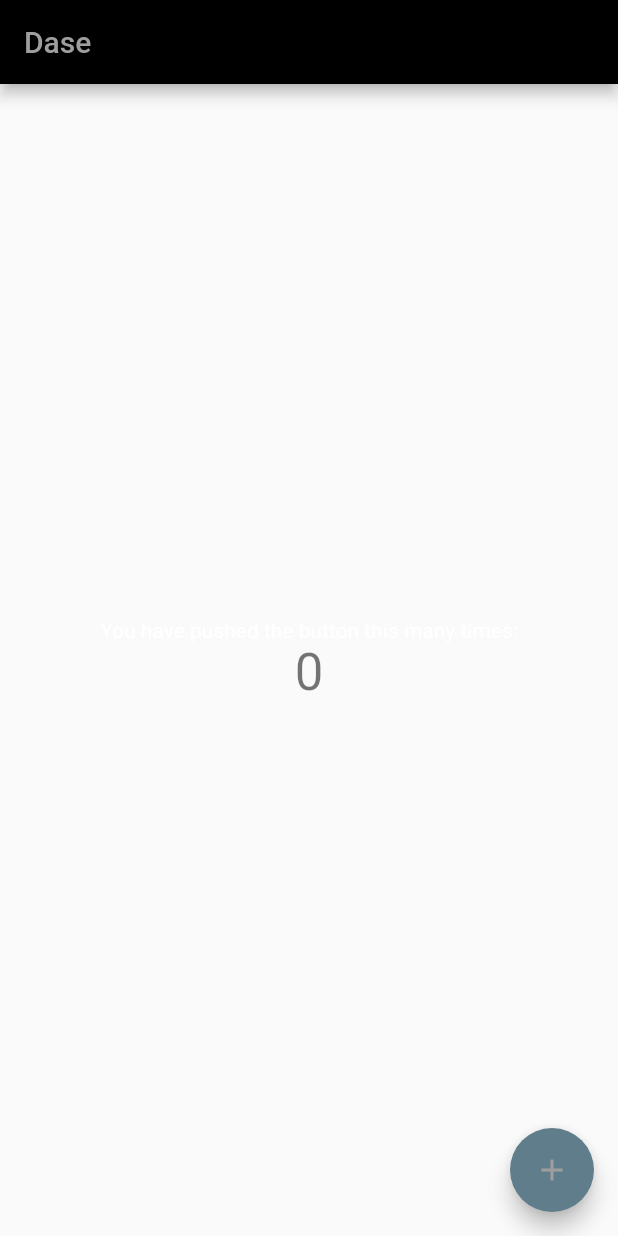
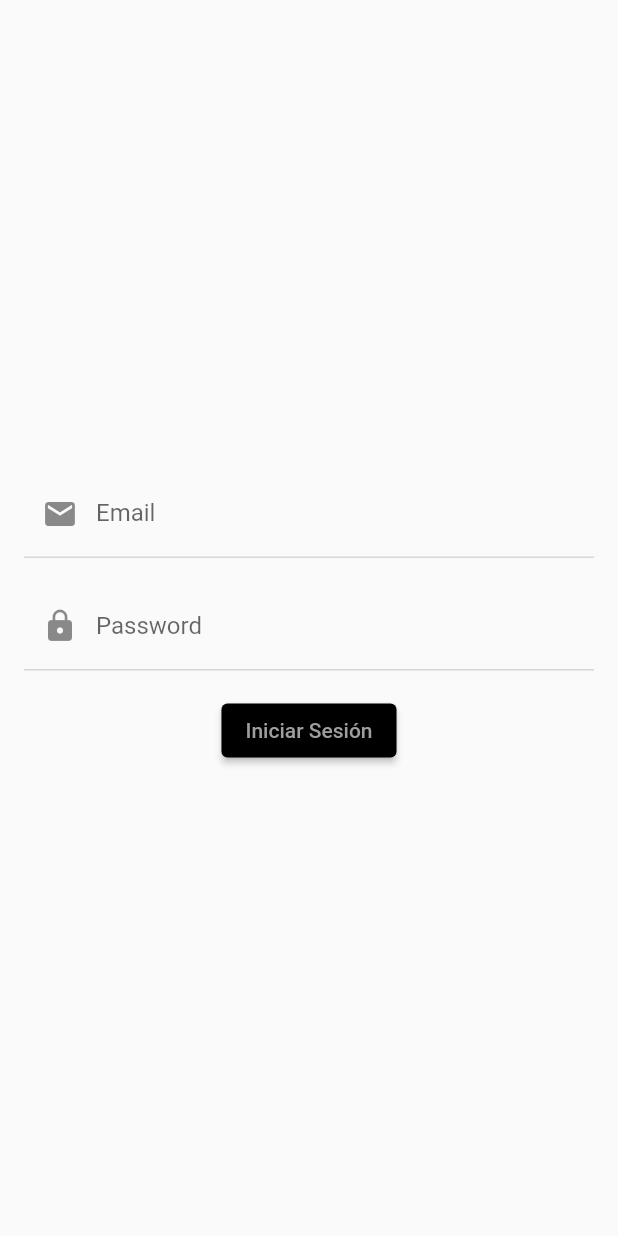
Before and after one commit to vargascarlitos/dase_backoffice, a Flutter app: the screen it shows after launch, on a phone screen of 412 x 824 dp. Run offline on Flutter 3.47's test engine with Material 2 defaults, Android fonts, the phone set to English and light mode, and no system bars; our stand-ins replace bloc, dartz, equatable, firebase_auth, firebase_core, flutter_bloc and 1 more; accounts and stored records are empty.

Commit message:
feat: firebase login, beta home page and beta customer page done

```diff
--- a/lib/app.dart
+++ b/lib/app.dart
@@ -1,5 +1,12 @@
+import 'package:dase_backoffice/core/dependency_injection/dependency_injection_config.dart';
 import 'package:dase_backoffice/core/utils/dase_theme.dart';
+import 'package:dase_backoffice/features/auth/presentation/bloc/login/login_bloc.dart';
+import 'package:dase_backoffice/features/auth/presentation/screen/login_screen.dart';
+import 'package:dase_backoffice/features/home/presentation/screen/home_screen.dart';
 import 'package:flutter/material.dart';
+import 'package:flutter_bloc/flutter_bloc.dart';
+
+import 'features/home/presentation/screen/create_costumer.dart';
 
 class MyApp extends StatelessWidget {
   const MyApp({super.key});
@@ -11,7 +18,16 @@ class MyApp extends StatelessWidget {
       theme: DaseTheme.lightTheme,
       darkTheme: DaseTheme.darkTheme,
       themeMode: ThemeMode.dark,
-      home: MyHomePage(title: 'Dase'),
+      initialRoute: LoginScreen.route,
+      routes: {
+        LoginScreen.route : (context) => BlocProvider(
+          create: (_) => getIt<LoginBloc>(),
+          child: const LoginScreen(),
+        ),
+        HomeScreen.route : (context) => HomeScreen(),
+        ClienteFormScreen.route : (context) => ClienteFormScreen(),
+
+      },
     );
   }
 }
--- a/lib/core/dependency_injection/dependency_injection_config.dart
+++ b/lib/core/dependency_injection/dependency_injection_config.dart
@@ -1,7 +1,9 @@
 import 'package:get_it/get_it.dart';
+import 'package:dase_backoffice/features/auth/presentation/injector.dart' as auth;
 
 final GetIt getIt = GetIt.instance;
 
 
-Future<void> setup() async
+Future<void> setup() async {
+  auth.initAuthInjector();
 }
--- a/lib/core/error/failure.dart
+++ b/lib/core/error/failure.dart
@@ -4,3 +4,12 @@ class Failure extends Equatable implements Exception {
   @override
   List<Object?> get props => [];
 }
+
+class AuthFailure extends Failure {
+  final String message;
+
+  AuthFailure({required this.message});
+
+  @override
+  List<Object?> get props => [message];
+}
--- /dev/null
+++ b/lib/features/auth/data/datasources/auth_firebase_data_source.dart
@@ -0,0 +1,27 @@
+import 'package:dartz/dartz.dart';
+import 'package:dase_backoffice/core/error/failure.dart';
+import 'package:dase_backoffice/features/auth/data/datasources/auth_source.dart';
+import 'package:firebase_auth/firebase_auth.dart';
+
+class AuthFirebaseDataSourceImpl implements AuthSource {
+  final FirebaseAuth _firebaseAuth;
+
+  AuthFirebaseDataSourceImpl(this._firebaseAuth);
+
+  @override
+  Future<Either<AuthFailure, User>> login(
+      {required String email, required String password}) async {
+    try {
+      final UserCredential userCredential = await _firebaseAuth.signInWithEmailAndPassword(
+        email: email,
+        password: password,
+      );
+
+      return right(userCredential.user!);
+    } on FirebaseAuthException catch (e) {
+      return left(AuthFailure(message: e.message ?? 'Error al contectarse con firebase'));
+    } catch (e) {
+      return left(AuthFailure(message: 'Ocurrio un error al realizar el inisio de sesión'));
+    }
+  }
+}
--- /dev/null
+++ b/lib/features/auth/data/datasources/auth_source.dart
@@ -0,0 +1,7 @@
+import 'package:dartz/dartz.dart';
+import 'package:dase_backoffice/core/error/failure.dart';
+import 'package:firebase_auth/firebase_auth.dart';
+
+abstract class AuthSource {
+  Future<Either<AuthFailure, User>> login({required String email, required String password});
+}
--- /dev/null
+++ b/lib/features/auth/presentation/bloc/login/login_bloc.dart
@@ -0,0 +1,34 @@
+import 'dart:async';
+
+import 'package:bloc/bloc.dart';
+import 'package:dartz/dartz.dart';
+import 'package:dase_backoffice/core/error/failure.dart';
+import 'package:dase_backoffice/features/auth/data/datasources/auth_firebase_data_source.dart';
+import 'package:dase_backoffice/features/auth/data/datasources/auth_source.dart';
+import 'package:equatable/equatable.dart';
+import 'package:firebase_auth/firebase_auth.dart';
+
+part 'login_event.dart';
+
+part 'login_state.dart';
+
+class LoginBloc extends Bloc<LoginEvent, LoginState> {
+  final AuthSource _authFirebaseDataSource;
+
+  LoginBloc({required AuthSource authFirebaseDataSource})
+      : _authFirebaseDataSource = authFirebaseDataSource,
+        super(LoginInitial()) {
+    on<LoginWithEmailEvent>((event, emit) async {
+      emit(LoginLoading());
+      final Either<Failure, User> result =
+          await authFirebaseDataSource.login(
+        email: event.email,
+        password: event.password,
+      );
+      emit(result.fold(
+        (failure) => LoginFailureState(failure: failure as AuthFailure),
+        (user) => LoginSuccess(user: user),
+      ));
+    });
+  }
+}
--- /dev/null
+++ b/lib/features/auth/presentation/bloc/login/login_event.dart
@@ -0,0 +1,18 @@
+part of 'login_bloc.dart';
+
+abstract class LoginEvent extends Equatable {
+  const LoginEvent();
+
+  @override
+  List<Object?> get props => [];
+}
+
+class LoginWithEmailEvent extends LoginEvent {
+  final String email;
+  final String password;
+
+  LoginWithEmailEvent({required this.email, required this.password});
+
+  @override
+  List<Object?> get props => [email, password];
+}
--- /dev/null
+++ b/lib/features/auth/presentation/bloc/login/login_state.dart
@@ -0,0 +1,29 @@
+part of 'login_bloc.dart';
+
+abstract class LoginState extends Equatable {
+  const LoginState();
+
+  @override
+  List<Object?> get props => [];
+}
+
+class LoginInitial extends LoginState {}
+
+class LoginLoading extends LoginState {}
+
+class LoginSuccess extends LoginState {
+  final User user;
+
+  const LoginSuccess({required this.user});
+
+  @override
+  List<Object?> get props => [user];
+}
+
+class LoginFailureState extends LoginState {
+  final AuthFailure failure;
+  const LoginFailureState({required this.failure});
+
+  @override
+  List<Object?> get props => [failure];
+}
--- /dev/null
+++ b/lib/features/auth/presentation/screen/login_screen.dart
@@ -0,0 +1,81 @@
+import 'package:dase_backoffice/features/auth/presentation/bloc/login/login_bloc.dart';
+import 'package:dase_backoffice/features/home/presentation/screen/home_screen.dart';
+import 'package:flutter/material.dart';
+import 'package:flutter_bloc/flutter_bloc.dart';
+
+class LoginScreen extends StatefulWidget {
+  static const route = '/auth/login';
+
+  const LoginScreen({Key? key}) : super(key: key);
+  @override
+  _LoginScreenState createState() => _LoginScreenState();
+}
+
+class _LoginScreenState extends State<LoginScreen> {
+  final TextEditingController _emailController = TextEditingController();
+  final TextEditingController _passwordController = TextEditingController();
+
+  @override
+  Widget build(BuildContext context) {
+    return Scaffold(
+      body: BlocConsumer<LoginBloc, LoginState>(
+        listener: (context, state) {
+          if (state is LoginFailureState) {
+            final String message = state.failure.message;
+            ScaffoldMessenger.of(context).showSnackBar(SnackBar(
+              content: Text(message),
+              backgroundColor: Theme.of(context).colorScheme.error,
+            ));
+          }
+          if (state is LoginSuccess) {
+            Navigator.of(context).pushNamed(HomeScreen.route);
+          }
+        },
+        builder: (context, state) {
+          if (state is LoginLoading) {
+            return const Center(child: CircularProgressIndicator());
+          } else {
+            return Padding(
+              padding: const EdgeInsets.all(16),
+              child: Column(
+                mainAxisAlignment: MainAxisAlignment.center,
+                children: [
+                  TextFormField(
+                    controller: _emailController,
+                    decoration: const InputDecoration(
+                      labelText: 'Email',
+                      hintText: 'Enter your email',
+                      prefixIcon: Icon(Icons.email),
+                    )
+                  ),
+                  const SizedBox(height: 16),
+                  TextFormField(
+                    controller: _passwordController,
+                    obscureText: true,
+                    decoration: const InputDecoration(
+                      labelText: 'Password',
+                      hintText: 'Enter your password',
+                      prefixIcon: Icon(Icons.lock),
+                    ),
+                  ),
+                  const SizedBox(height: 16),
+                  ElevatedButton(
+                    onPressed: () {
+                      context.read<LoginBloc>().add(
+                        LoginWithEmailEvent(
+                          email: _emailController.text,
+                          password: _passwordController.text,
+                        ),
+                      );
+                    },
+                    child: const Text('Iniciar Sesión'),
+                  ),
+                ],
+              ),
+            );
+          }
+        },
+      ),
+    );
+  }
+}
--- a/lib/main.dart
+++ b/lib/main.dart
@@ -1,6 +1,7 @@
 import 'package:dase_backoffice/firebase_options.dart';
 import 'package:flutter/material.dart';
 import 'package:firebase_core/firebase_core.dart';
+import 'package:dase_backoffice/core/dependency_injection/dependency_injection_config.dart' as injector;
 
 import 'app.dart';
 
@@ -8,5 +9,6 @@ Future<void> main() async {
   await Firebase.initializeApp(
     options: DefaultFirebaseOptions.currentPlatform,
   );
+  injector.setup();
   runApp(const MyApp());
 }
```
Also changed, not shown: lib/features/auth/presentation/injector.dart (added, +15 -0 lines), lib/features/home/presentation/screen/create_costumer.dart (added, +370 -0 lines), lib/features/home/presentation/screen/home_screen.dart (added, +25 -0 lines), lib/features/auth/data/datasources/login_datasources.dart (deleted), pubspec.lock.
